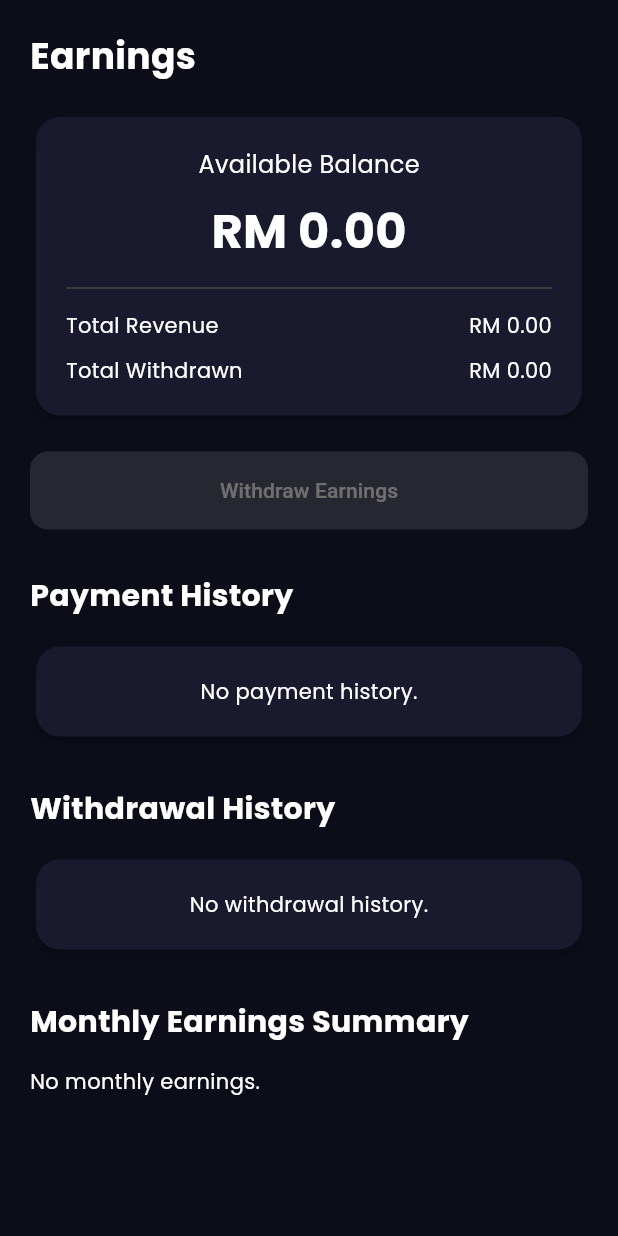
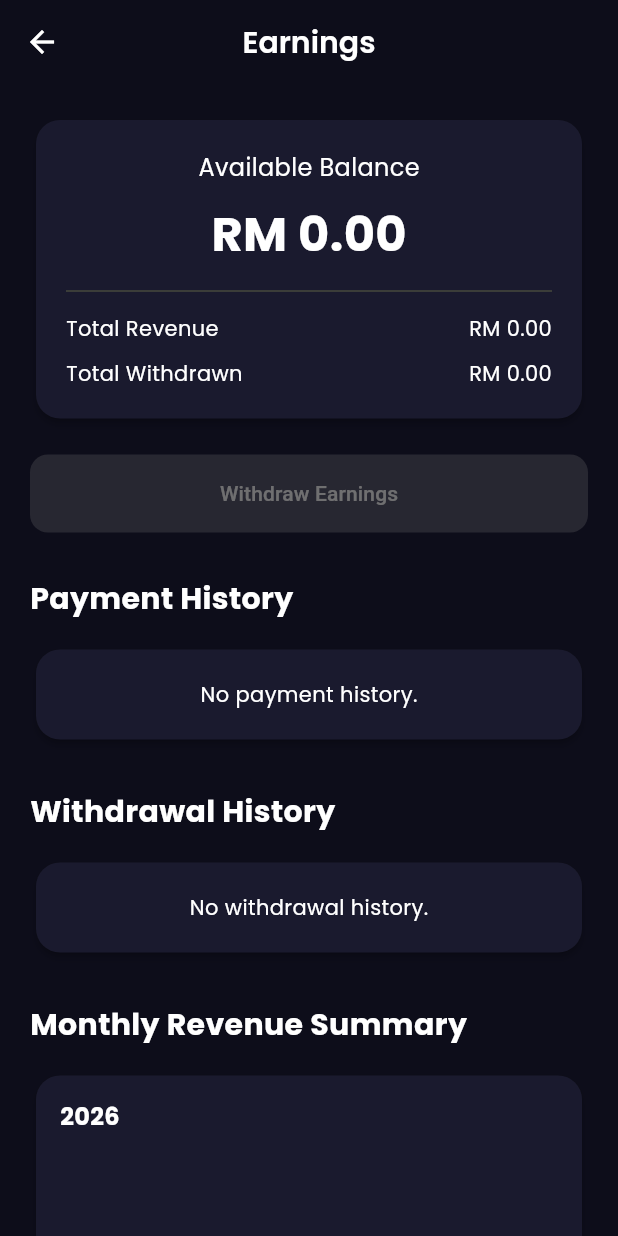
Before and after one commit to kiki6872/playspace_sport_hub_booking_system, a Flutter app: the EarningsPage screen opened directly, on a phone screen of 412 x 824 dp. Run offline on Flutter 3.47's test engine with Material 3 defaults, Android fonts, the phone set to English and light mode, and no system bars; our stand-ins replace cloud_firestore, firebase_auth, firebase_core, go_router, google_fonts, image_picker; accounts and stored records are empty.

Commit message:
Fix Earnings page title alignment; add monthly revenue bar chart
The page had no Scaffold/AppBar, so its "Earnings" title rendered as
a raw Text widget overlapping the status bar/notch, unlike every
other vendor page (Schedule, Promotions) which wraps its title in a
proper AppBar. Now consistent.

Payment History showing empty despite real bookings existing was
already fixed in revenue_service.dart's query change in the previous
commit (revenueAdded instead of status == "completed").

Replaced the flat "Monthly Earnings Summary" list (which only ever
showed months where a completed booking existed) with a real Jan-Dec
bar chart for the current year, and renamed it to "Monthly Revenue
Summary" to match the language used elsewhere (Total Revenue,
addRevenue).

Co-Authored-By: Claude Sonnet 5 <noreply@anthropic.com>

```diff
--- a/lib/src/modules/vendor/revenue/views/revenue_page.dart
+++ b/lib/src/modules/vendor/revenue/views/revenue_page.dart
@@ -26,22 +26,15 @@ class _EarningsPageState extends State<EarningsPage> {
   Widget build(BuildContext context) {
     final vm = context.watch<RevenueViewModel>();
 
-    if (vm.isLoading) {
-      return const Center(child: CircularProgressIndicator());
-    }
-
-    return SingleChildScrollView(
+    return Scaffold(
+      appBar: AppBar(title: const Text("Earnings")),
+      body: vm.isLoading
+          ? const Center(child: CircularProgressIndicator())
+          : SingleChildScrollView(
               padding: const EdgeInsets.all(20),
               child: Column(
                 crossAxisAlignment: CrossAxisAlignment.start,
                 children: [
-          const Text(
-            "Earnings",
-            style: TextStyle(fontSize: 24, fontWeight: FontWeight.bold),
-          ),
-
-          const SizedBox(height: 20),
-
                   buildWallet(vm),
 
                   const SizedBox(height: 20),
@@ -68,15 +61,21 @@ class _EarningsPageState extends State<EarningsPage> {
 
                                       if (!mounted) return;
 
-                              ScaffoldMessenger.of(context).showSnackBar(
+                                      ScaffoldMessenger.of(
+                                        context,
+                                      ).showSnackBar(
                                         const SnackBar(
-                                  content: Text("Withdrawal successful."),
+                                          content: Text(
+                                            "Withdrawal successful.",
+                                          ),
                                         ),
                                       );
                                     } catch (e) {
                                       if (!mounted) return;
 
-                              ScaffoldMessenger.of(context).showSnackBar(
+                                      ScaffoldMessenger.of(
+                                        context,
+                                      ).showSnackBar(
                                         SnackBar(content: Text(e.toString())),
                                       );
 
@@ -115,7 +114,7 @@ class _EarningsPageState extends State<EarningsPage> {
                   const SizedBox(height: 30),
 
                   const Text(
-            "Monthly Earnings Summary",
+                    "Monthly Revenue Summary",
                     style: TextStyle(fontSize: 20, fontWeight: FontWeight.bold),
                   ),
 
@@ -123,6 +122,7 @@ class _EarningsPageState extends State<EarningsPage> {
 
                   buildMonthlySummary(vm),
                 ],
+              ),
             ),
     );
   }
@@ -233,21 +233,101 @@ class _EarningsPageState extends State<EarningsPage> {
     );
   }
 
+  static const _monthLabels = [
+    "Jan",
+    "Feb",
+    "Mar",
+    "Apr",
+    "May",
+    "Jun",
+    "Jul",
+    "Aug",
+    "Sep",
+    "Oct",
+    "Nov",
+    "Dec",
+  ];
+
   Widget buildMonthlySummary(RevenueViewModel vm) {
-    if (vm.monthlySummary.isEmpty) {
-      return const Text("No monthly earnings.");
-    }
+    final year = DateTime.now().year;
 
-    return Column(
-      children: vm.monthlySummary.map((month) {
+    final amounts = List<double>.generate(12, (index) {
+      final month = index + 1;
+
+      final match = vm.monthlySummary.where(
+        (m) => m.year == year && m.month == month,
+      );
+
+      return match.isEmpty ? 0.0 : match.first.amount;
+    });
+
+    final maxAmount = amounts.fold<double>(0, (a, b) => b > a ? b : a);
+
+    const chartHeight = 140.0;
+
     return Card(
-          child: ListTile(
-            leading: const Icon(Icons.bar_chart),
-            title: Text(month.month),
-            trailing: Text("RM ${month.amount.toStringAsFixed(2)}"),
+      child: Padding(
+        padding: const EdgeInsets.all(16),
+        child: Column(
+          crossAxisAlignment: CrossAxisAlignment.start,
+          children: [
+            Text(
+              "$year",
+              style: const TextStyle(fontSize: 16, fontWeight: FontWeight.bold),
+            ),
+
+            const SizedBox(height: 20),
+
+            SizedBox(
+              height: chartHeight + 40,
+              child: Row(
+                crossAxisAlignment: CrossAxisAlignment.end,
+                children: List.generate(12, (index) {
+                  final amount = amounts[index];
+
+                  final barHeight = maxAmount == 0
+                      ? 0.0
+                      : (amount / maxAmount) * chartHeight;
+
+                  return Expanded(
+                    child: Column(
+                      mainAxisAlignment: MainAxisAlignment.end,
+                      children: [
+                        Text(
+                          amount > 0 ? amount.toStringAsFixed(0) : "",
+                          style: const TextStyle(fontSize: 9),
+                        ),
+
+                        const SizedBox(height: 4),
+
+                        Container(
+                          height: amount > 0 ? barHeight.clamp(3, chartHeight) : 2,
+                          margin: const EdgeInsets.symmetric(horizontal: 3),
+                          decoration: BoxDecoration(
+                            color: amount > 0
+                                ? Colors.green
+                                : Colors.grey.shade800,
+                            borderRadius: const BorderRadius.vertical(
+                              top: Radius.circular(4),
+                            ),
+                          ),
+                        ),
+
+                        const SizedBox(height: 6),
+
+                        Text(
+                          _monthLabels[index],
+                          style: const TextStyle(fontSize: 10),
+                        ),
+                      ],
                     ),
                   );
-      }).toList(),
+                }),
+              ),
+            ),
+          ],
+        ),
+      ),
     );
   }
 }
```
Lines whose indentation alone changed are shown as unchanged.
